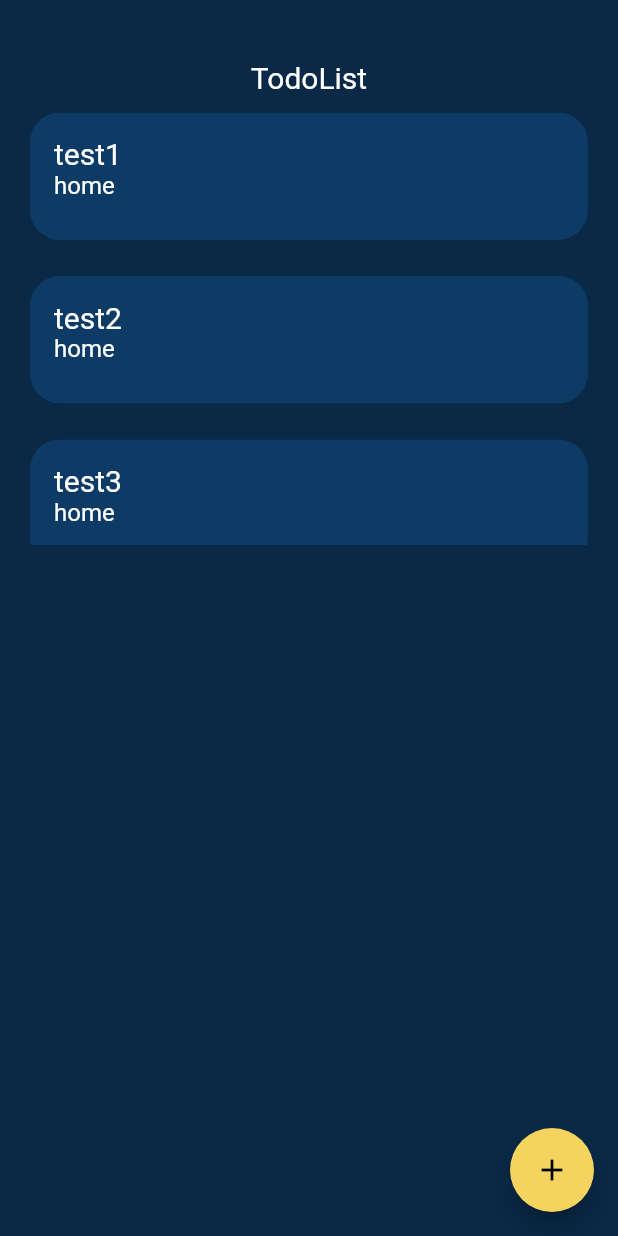
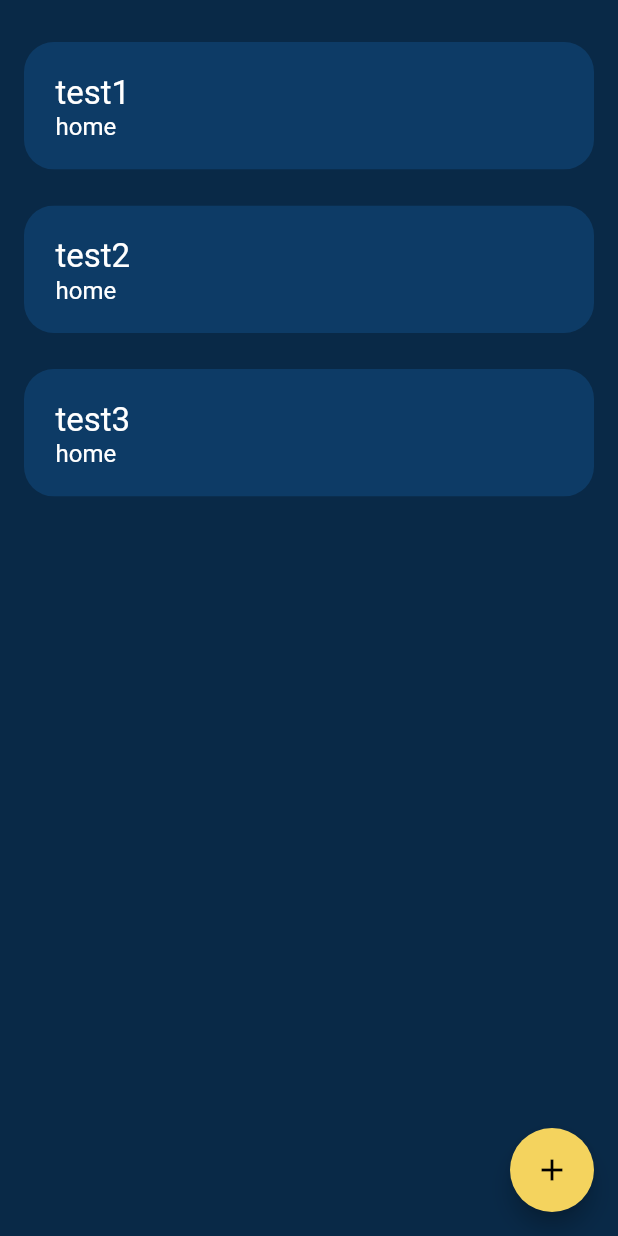
Before and after one commit to RubenSmn/todoapp, a Flutter app: the screen it shows after launch, on a phone screen of 412 x 824 dp. Run offline on Flutter 3.47's test engine with Material 2 defaults, Android fonts, the phone set to English and light mode, and no system bars.

Commit message:
Update build list function

```diff
--- a/app/todoapp/lib/main.dart
+++ b/app/todoapp/lib/main.dart
@@ -58,37 +58,45 @@ class _HomePageState extends State<HomePage> {
   @override
   Widget build(BuildContext context) {
     return Scaffold(
-      // body: ListView(children: _getItems(),),
-      body: Container(
-        child: Padding(
-          padding: EdgeInsets.fromLTRB(20, 40, 20, 0),
-          child: Column(
-            children: [
-              // Padding(
-              //   padding: EdgeInsets.fromLTRB(20, 40, 20, 0),
-              //   child: Text(
-              //     'TodoList',
-              //     style: TextStyle(
-              //       fontSize: 20,
-              //     ),
-              //   ),
-              // ),
-              Text(
-                'TodoList',
-                style: TextStyle(
-                  fontSize: 20,
-                ),
-              ),
-              SizedBox(
-                height: 300,
-                child: ListView(
-                  children: _getItems(),
-                ),
-              ),
-            ],
-          ),
+      body: SafeArea(
+        child: Column(
+          children: <Widget>[
+            Expanded(
+              child: _buildTodoList(),
+            ),
+          ],
         ),
       ),
+      // body: Container(
+      //   child: Padding(
+      //     padding: EdgeInsets.fromLTRB(20, 40, 20, 0),
+      //     child: Column(
+      //       children: [
+      //         // Padding(
+      //         //   padding: EdgeInsets.fromLTRB(20, 40, 20, 0),
+      //         //   child: Text(
+      //         //     'TodoList',
+      //         //     style: TextStyle(
+      //         //       fontSize: 20,
+      //         //     ),
+      //         //   ),
+      //         // ),
+      //         Text(
+      //           'TodoList',
+      //           style: TextStyle(
+      //             fontSize: 20,
+      //           ),
+      //         ),
+      //         SizedBox(
+      //           height: 300,
+      //           child: ListView(
+      //             children: _getItems(),
+      //           ),
+      //         ),
+      //       ],
+      //     ),
+      //   ),
+      // ),
       floatingActionButton: FloatingActionButton(
         onPressed: () {},
         tooltip: 'Add task',
@@ -115,14 +123,14 @@ class _HomePageState extends State<HomePage> {
           height: 85,
           color: AppTheme.colors.blue,
           child: Padding(
-            padding: EdgeInsets.all(16),
+            padding: EdgeInsets.all(21),
             child: Column(
               crossAxisAlignment: CrossAxisAlignment.start,
               children: [
                 Text(
                   todoItem.title,
                   style: TextStyle(
-                    fontSize: 20,
+                    fontSize: 22,
                   ),
                 ),
                 Text(
@@ -131,30 +139,23 @@ class _HomePageState extends State<HomePage> {
                     fontSize: 16,
                   ),
                 ),
+                // Icon
               ],
             ),
           ),
-          // child: ListTile(
-          //   title: Text(
-          //     todoItem.title,
-          //   ),
-          //   subtitle: Text(
-          //     todoItem.category,
-          //   ),
-          // ),
-          // color: AppTheme.colors.blue,
-          // margin: EdgeInsets.fromLTRB(0, 12, 0, 12),
         ),
       ),
       margin: EdgeInsets.fromLTRB(0, 12, 0, 12),
     );
   }
 
-  List<Widget> _getItems() {
-    final List<Widget> _todoWidgets = <Widget>[];
-    for (TodoItem todoItem in _todoList) {
-      _todoWidgets.add(_buildTodoItem(todoItem));
-    }
-    return _todoWidgets;
+  Widget _buildTodoList() {
+    return ListView.builder(
+      padding: const EdgeInsets.all(16),
+      itemCount: _todoList.length,
+      itemBuilder: (context, i) {
+        return _buildTodoItem(_todoList[i]);
+      },
+    );
   }
 }
```
